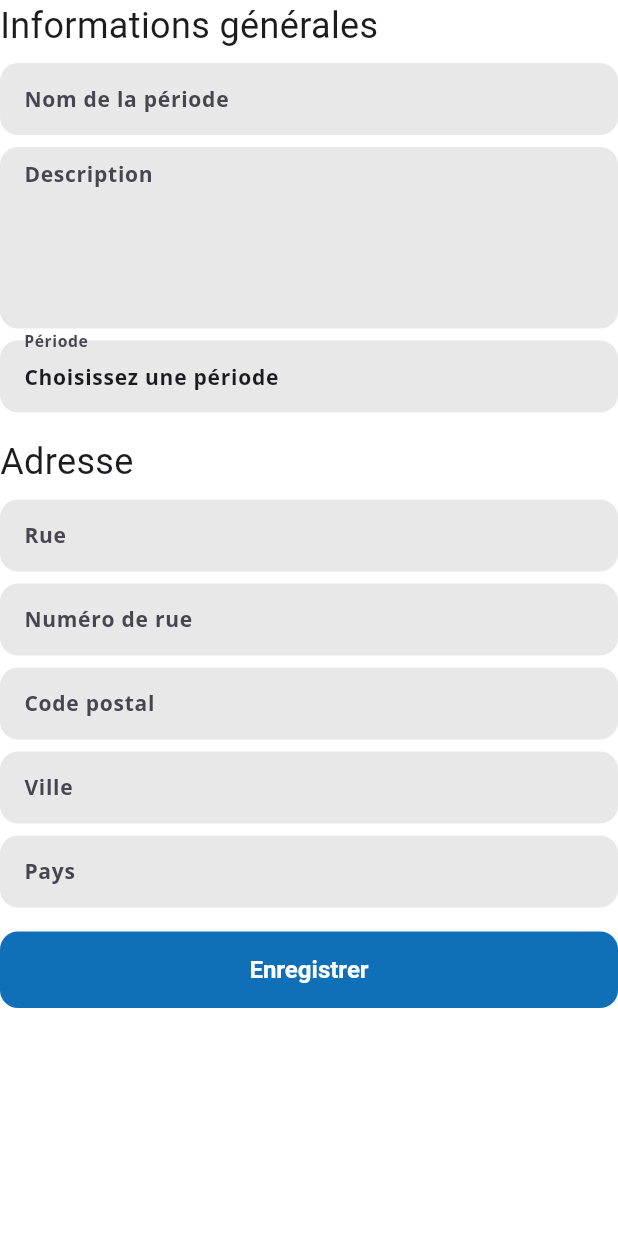
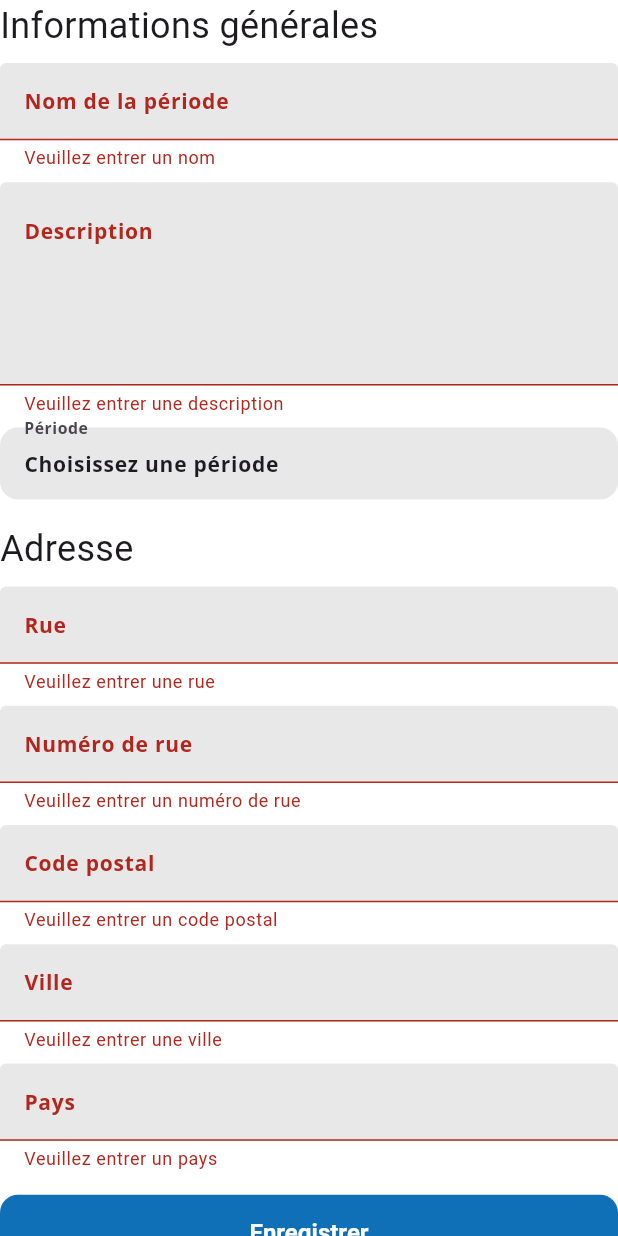
Before and after one commit to clara19s/Helmoliday-mobile, a Flutter app: the HolidayForm widget shown alone on an empty page, opened directly with empty values, after a tap on "Enregistrer", on a phone screen of 412 x 824 dp. Run offline on Flutter 3.47's test engine with Material 3 defaults, Android fonts, the phone set to English and light mode, and no system bars; our stand-ins replace dio, expandable, flutter_secure_storage, fluttertoast, geolocator, go_router and 6 more; missing offline and left inert: dart:ffi, flutter_polyline_points, pusher_channels_flutter; accounts and stored records are empty; network calls fail.

Commit message:
ajout vérif champ Holiday ok ????

```diff
--- a/lib/widget/holiday/holiday_form.dart
+++ b/lib/widget/holiday/holiday_form.dart
@@ -34,6 +34,8 @@ class _HolidayFormState extends State<HolidayForm> {
   final TextEditingController cityController = TextEditingController();
   final TextEditingController countryController = TextEditingController();
 
+  final _formKey = GlobalKey<FormState>();
+
   @override
   void initState() {
     super.initState();
@@ -54,16 +56,26 @@ class _HolidayFormState extends State<HolidayForm> {
 
   @override
   Widget build(BuildContext context) {
-    return Column(
+    return Form (
+      key: _formKey,
+      child:
+    Column(
       mainAxisAlignment: MainAxisAlignment.start,
       crossAxisAlignment: CrossAxisAlignment.stretch,
       children: [
+
         const Text(
           "Informations générales",
           style: TextStyle(fontSize: 24),
         ),
         const SizedBox(height: 8),
-        TextField(
+        TextFormField(
+          validator: (value) {
+            if (value == null || value.isEmpty) {
+              return "Veuillez entrer un nom";
+            }
+            return null;
+          },
           controller: nameController,
           decoration: const InputDecoration(
             labelText: "Nom de la période",
@@ -71,7 +83,13 @@ class _HolidayFormState extends State<HolidayForm> {
           ),
         ),
         const SizedBox(height: 8),
-        TextField(
+        TextFormField(
+          validator: (value) {
+            if (value == null || value.isEmpty) {
+              return "Veuillez entrer une description";
+            }
+            return null;
+          },
           controller: descriptionController,
           maxLines: 5,
           decoration: const InputDecoration(
@@ -96,8 +114,12 @@ class _HolidayFormState extends State<HolidayForm> {
         const SizedBox(height: 16),
         isLoading
             ? const CircularProgressIndicator()
-            : ElevatedButton(
+        :Column(
+          children : [
+
+             ElevatedButton(
                 onPressed: () async {
+    if (_formKey.currentState!.validate()) {
       isLoading = true;
       await widget.onSave({
         "name": nameController.text,
@@ -115,6 +137,7 @@ class _HolidayFormState extends State<HolidayForm> {
         ),
       });
       isLoading = false;
+    }
                 },
                 child: const Text(
                   "Enregistrer",
@@ -126,6 +149,9 @@ class _HolidayFormState extends State<HolidayForm> {
                 ),
               ),
       ],
+    ),
+      ],
+    )
     );
   }
 }
```
Lines whose indentation alone changed are shown as unchanged.
